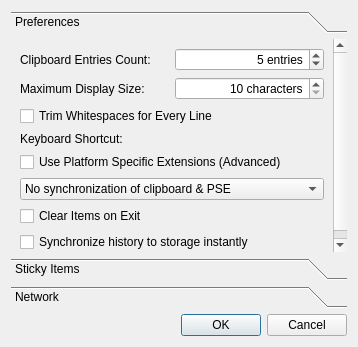
Before: the Qt Designer form src/qlipperpreferencesdialog.ui in pvanek/qlipper, drawn with Qt 5.
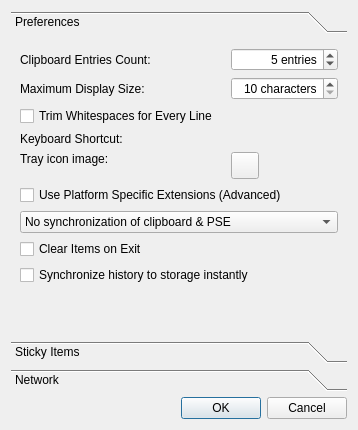
After: the same form once the commit is applied. Custom widgets are drawn as their Qt base class.

Commit message: Add ability to change tray icon.

```diff
--- a/src/qlipperpreferencesdialog.ui
+++ b/src/qlipperpreferencesdialog.ui
@@ -7,7 +7,7 @@
     <x>0</x>
     <y>0</y>
     <width>358</width>
-    <height>347</height>
+    <height>430</height>
    </rect>
   </property>
   <property name="windowTitle">
@@ -35,7 +35,7 @@
         <x>0</x>
         <y>0</y>
         <width>340</width>
-        <height>217</height>
+        <height>302</height>
        </rect>
       </property>
       <attribute name="label">
@@ -107,25 +107,47 @@
          </property>
         </widget>
        </item>
-       <item row="3" column="0" colspan="2">
-        <layout class="QHBoxLayout" name="horizontalLayout">
-         <item>
+       <item row="3" column="0">
           <widget class="QLabel" name="keyboardShortcutLabel">
            <property name="text">
             <string>Keyboard Shortcut:</string>
            </property>
           </widget>
          </item>
-         <item>
+       <item row="3" column="1">
           <widget class="QKeySequenceWidget" name="shortcutWidget" native="true">
            <property name="toolTip">
             <string>Change global keyboard shortcut to invoke the menu on screen</string>
            </property>
           </widget>
          </item>
-        </layout>
+       <item row="4" column="0">
+        <widget class="QLabel" name="label_3">
+         <property name="text">
+          <string>Tray icon image:</string>
+         </property>
+         <property name="alignment">
+          <set>Qt::AlignLeading|Qt::AlignLeft|Qt::AlignTop</set>
+         </property>
+        </widget>
        </item>
-       <item row="4" column="0" colspan="2">
+       <item row="4" column="1">
+        <widget class="QToolButton" name="buttonIconImage">
+         <property name="text">
+          <string/>
+         </property>
+         <property name="iconSize">
+          <size>
+           <width>20</width>
+           <height>20</height>
+          </size>
+         </property>
+         <property name="popupMode">
+          <enum>QToolButton::InstantPopup</enum>
+         </property>
+        </widget>
+       </item>
+       <item row="5" column="0" colspan="2">
         <widget class="QCheckBox" name="platformExtensionsCheckBox">
          <property name="toolTip">
           <string>Use clipboard extensions (X11 Selections, OS X Find Buffer) when it's supported</string>
@@ -135,7 +157,7 @@
          </property>
         </widget>
        </item>
-       <item row="5" column="0" colspan="2">
+       <item row="6" column="0" colspan="2">
         <widget class="QComboBox" name="synchronizePSE">
          <item>
           <property name="text">
@@ -154,21 +176,21 @@
          </item>
         </widget>
        </item>
-       <item row="6" column="0" colspan="2">
+       <item row="7" column="0" colspan="2">
         <widget class="QCheckBox" name="clearItemsOnExit">
          <property name="text">
           <string>Clear Items on Exit</string>
          </property>
         </widget>
        </item>
-       <item row="7" column="0" colspan="2">
+       <item row="8" column="0" colspan="2">
         <widget class="QCheckBox" name="synchronizeHistory">
          <property name="text">
           <string>Synchronize history to storage instantly</string>
          </property>
         </widget>
        </item>
-       <item row="8" column="0" colspan="2">
+       <item row="9" column="0" colspan="2">
         <spacer name="verticalSpacer">
          <property name="orientation">
           <enum>Qt::Vertical</enum>
```
Left out of the diff: 18 changed lines with no effect on the pictures. Lines whose indentation alone changed are shown as unchanged. The commit also changes 6 other files.
